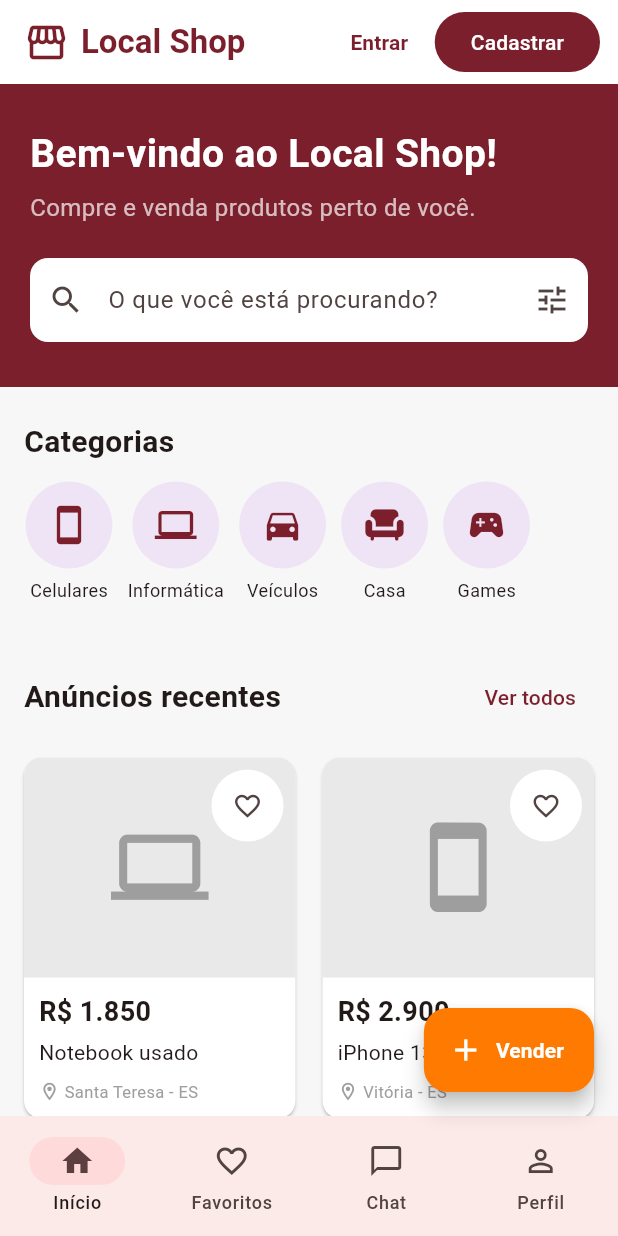
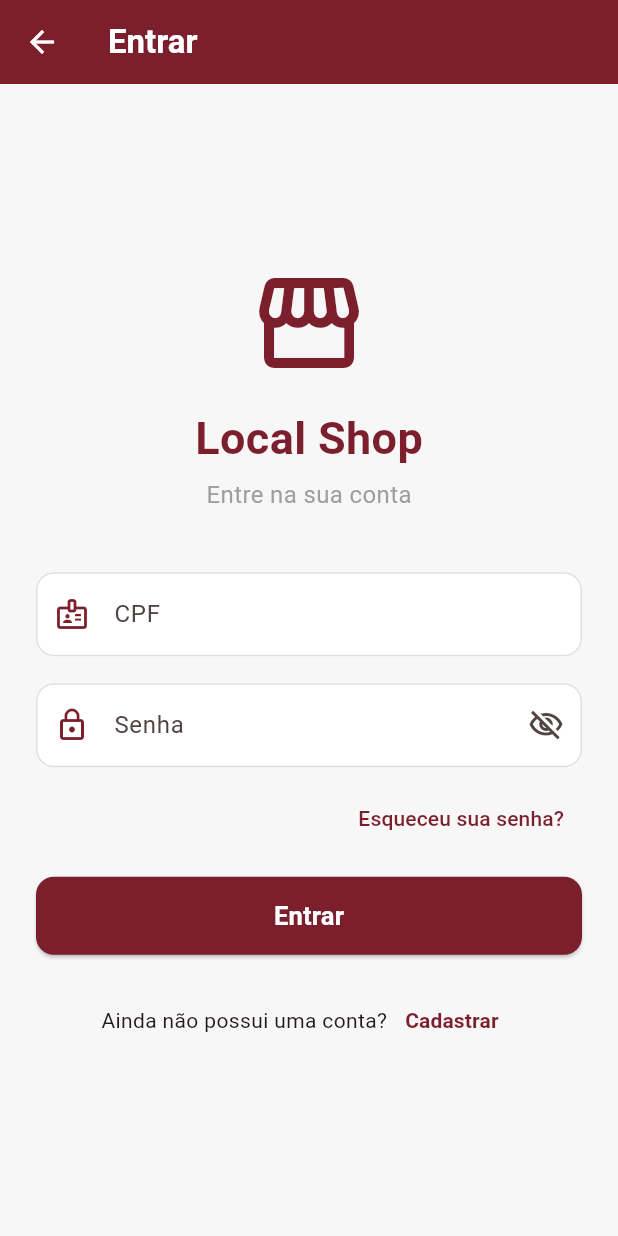
Before and after one commit to ItaloCoradiniDaSilva/Hackathon-IFES-2026, a Flutter app: the screen it shows after launch, after a tap on "Entrar", on a phone screen of 412 x 824 dp. Run offline on Flutter 3.47's test engine with Material 3 defaults, Android fonts, the light colour scheme and no system bars; our stand-ins replace image_picker.

Commit message:
implementação da página de login com cpf e senha

```diff
--- a/local_shop/lib/cadastro_page.dart
+++ b/local_shop/lib/cadastro_page.dart
@@ -3,6 +3,7 @@ import 'dart:typed_data';
 import 'package:flutter/material.dart';
 import 'package:flutter/services.dart';
 import 'package:image_picker/image_picker.dart';
+
 
 class CadastroPage extends StatefulWidget {
   const CadastroPage({super.key});
--- /dev/null
+++ b/local_shop/lib/login_page.dart
@@ -0,0 +1,265 @@
+import 'package:flutter/material.dart';
+import 'package:flutter/services.dart';
+
+class LoginPage extends StatefulWidget {
+  const LoginPage({super.key});
+
+  @override
+  State<LoginPage> createState() => _LoginPageState();
+}
+
+class _LoginPageState extends State<LoginPage> {
+  static const Color vinho = Color(0xFF7A1F2B);
+
+  final _formKey = GlobalKey<FormState>();
+
+  final cpfController = TextEditingController();
+  final senhaController = TextEditingController();
+
+  bool ocultarSenha = true;
+
+  @override
+  void dispose() {
+    cpfController.dispose();
+    senhaController.dispose();
+    super.dispose();
+  }
+
+  void entrar() {
+    if (_formKey.currentState!.validate()) {
+      print('CPF: ${cpfController.text}');
+      print('Senha: ${senhaController.text}');
+
+      ScaffoldMessenger.of(context).showSnackBar(
+        const SnackBar(
+          content: Text('Login realizado!'),
+        ),
+      );
+
+      // Futuramente:
+      // Aqui você pode verificar o CPF e a senha
+      // no banco de dados ou Firebase.
+    }
+  }
+
+  @override
+  Widget build(BuildContext context) {
+    return Scaffold(
+      backgroundColor: const Color(0xFFF7F7F7),
+
+      appBar: AppBar(
+        backgroundColor: vinho,
+        foregroundColor: Colors.white,
+        title: const Text(
+          'Entrar',
+          style: TextStyle(
+            fontWeight: FontWeight.bold,
+          ),
+        ),
+      ),
+
+      body: Center(
+        child: SingleChildScrollView(
+          padding: const EdgeInsets.all(24),
+          child: Form(
+            key: _formKey,
+            child: Column(
+              children: [
+                const Icon(
+                  Icons.storefront,
+                  size: 80,
+                  color: vinho,
+                ),
+
+                const SizedBox(height: 15),
+
+                const Text(
+                  'Local Shop',
+                  style: TextStyle(
+                    fontSize: 30,
+                    fontWeight: FontWeight.bold,
+                    color: vinho,
+                  ),
+                ),
+
+                const SizedBox(height: 5),
+
+                const Text(
+                  'Entre na sua conta',
+                  style: TextStyle(
+                    fontSize: 16,
+                    color: Colors.grey,
+                  ),
+                ),
+
+                const SizedBox(height: 40),
+
+                // CPF
+                TextFormField(
+                  controller: cpfController,
+                  keyboardType: TextInputType.number,
+                  maxLength: 11,
+                  inputFormatters: [
+                    FilteringTextInputFormatter.digitsOnly,
+                  ],
+                  decoration: campoDecoration(
+                    'CPF',
+                    Icons.badge_outlined,
+                  ).copyWith(
+                    counterText: '',
+                  ),
+                  validator: (valor) {
+                    if (valor == null || valor.isEmpty) {
+                      return 'Informe seu CPF.';
+                    }
+
+                    if (valor.length != 11) {
+                      return 'O CPF deve possuir 11 números.';
+                    }
+
+                    return null;
+                  },
+                ),
+
+                const SizedBox(height: 18),
+
+                // SENHA
+                TextFormField(
+                  controller: senhaController,
+                  obscureText: ocultarSenha,
+                  decoration: campoDecoration(
+                    'Senha',
+                    Icons.lock_outline,
+                  ).copyWith(
+                    suffixIcon: IconButton(
+                      onPressed: () {
+                        setState(() {
+                          ocultarSenha = !ocultarSenha;
+                        });
+                      },
+                      icon: Icon(
+                        ocultarSenha
+                            ? Icons.visibility_off_outlined
+                            : Icons.visibility_outlined,
+                      ),
+                    ),
+                  ),
+                  validator: (valor) {
+                    if (valor == null || valor.isEmpty) {
+                      return 'Informe sua senha.';
+                    }
+
+                    if (valor.length < 6) {
+                      return 'A senha deve possuir pelo menos 6 caracteres.';
+                    }
+
+                    return null;
+                  },
+                ),
+
+                const SizedBox(height: 10),
+
+                Align(
+                  alignment: Alignment.centerRight,
+                  child: TextButton(
+                    onPressed: () {
+                      print('Esqueci minha senha');
+                    },
+                    child: const Text(
+                      'Esqueceu sua senha?',
+                      style: TextStyle(
+                        color: vinho,
+                      ),
+                    ),
+                  ),
+                ),
+
+                const SizedBox(height: 15),
+
+                // BOTÃO ENTRAR
+                SizedBox(
+                  width: double.infinity,
+                  height: 52,
+                  child: ElevatedButton(
+                    style: ElevatedButton.styleFrom(
+                      backgroundColor: vinho,
+                      foregroundColor: Colors.white,
+                      shape: RoundedRectangleBorder(
+                        borderRadius: BorderRadius.circular(12),
+                      ),
+                    ),
+                    onPressed: entrar,
+                    child: const Text(
+                      'Entrar',
+                      style: TextStyle(
+                        fontSize: 17,
+                        fontWeight: FontWeight.bold,
+                      ),
+                    ),
+                  ),
+                ),
+
+                const SizedBox(height: 20),
+
+                Row(
+                  mainAxisAlignment: MainAxisAlignment.center,
+                  children: [
+                    const Text(
+                      'Ainda não possui uma conta?',
+                    ),
+                    TextButton(
+                      onPressed: () {
+                        Navigator.pop(context);
+                      },
+                      child: const Text(
+                        'Cadastrar',
+                        style: TextStyle(
+                          color: vinho,
+                          fontWeight: FontWeight.bold,
+                        ),
+                      ),
+                    ),
+                  ],
+                ),
+              ],
+            ),
+          ),
+        ),
+      ),
+    );
+  }
+
+  InputDecoration campoDecoration(
+    String texto,
+    IconData icone,
+  ) {
+    return InputDecoration(
+      labelText: texto,
+      prefixIcon: Icon(
+        icone,
+        color: vinho,
+      ),
+      filled: true,
+      fillColor: Colors.white,
+
+      border: OutlineInputBorder(
+        borderRadius: BorderRadius.circular(12),
+      ),
+
+      enabledBorder: OutlineInputBorder(
+        borderRadius: BorderRadius.circular(12),
+        borderSide: const BorderSide(
+          color: Color(0xFFE0E0E0),
+        ),
+      ),
+
+      focusedBorder: OutlineInputBorder(
+        borderRadius: BorderRadius.circular(12),
+        borderSide: const BorderSide(
+          color: vinho,
+          width: 2,
+        ),
+      ),
+    );
+  }
+}
--- a/local_shop/lib/main.dart
+++ b/local_shop/lib/main.dart
@@ -1,5 +1,6 @@
 import 'package:flutter/material.dart';
 import 'cadastro_page.dart';
+import 'login_page.dart';
 
 void main() {
   runApp(const LocalShopApp());
@@ -108,7 +109,12 @@ class HomePage extends StatelessWidget {
         actions: [
           TextButton(
             onPressed: () {
-              print('Entrar');
+              Navigator.push(
+                context,
+                MaterialPageRoute(
+                  builder: (context) => const LoginPage(),
+                ),
+              );
             },
             child: const Text(
               'Entrar',
```
